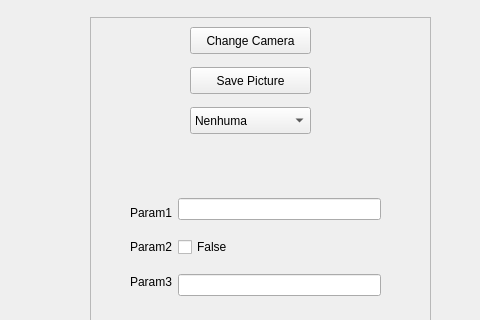
alvimpaulo/Frednator2, file mainwindow.ui: the form before one commit; both pictures show x 890 to 1370 and y 170 to 490 of the 1370 by 738 pixel window.
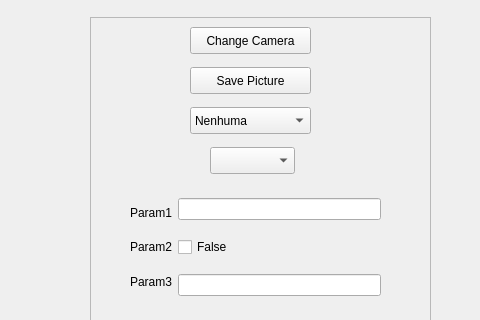
The form after the commit.

Commit message: Mudei o esquema de escolha da imagem de debug para acomodar varias imagens por classe

Diff of the .ui file:
```diff
--- a/mainwindow.ui
+++ b/mainwindow.ui
@@ -264,6 +264,16 @@
       </item>
      </layout>
     </widget>
+    <widget class="QComboBox" name="debugImageVectorSelector">
+     <property name="geometry">
+      <rect>
+       <x>120</x>
+       <y>130</y>
+       <width>85</width>
+       <height>27</height>
+      </rect>
+     </property>
+    </widget>
    </widget>
    <widget class="QLabel" name="unbeatablesLogo">
     <property name="geometry">
```
Left out of the diff: 8 changed lines with no effect on the pictures. The commit also changes 12 other files.
